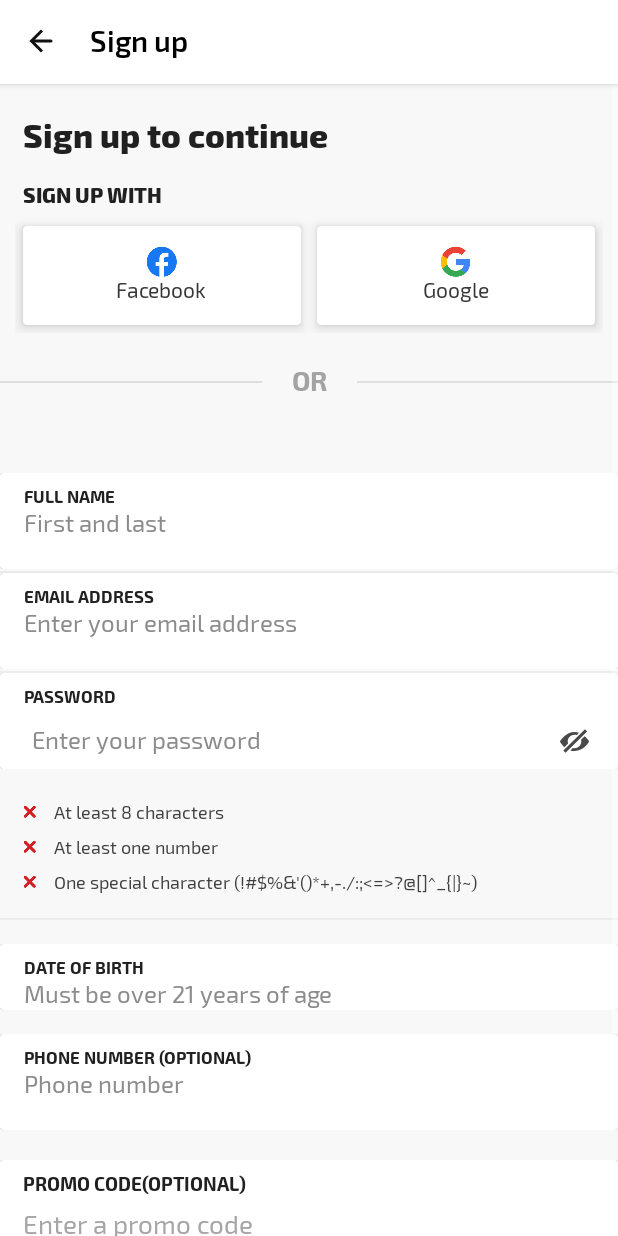
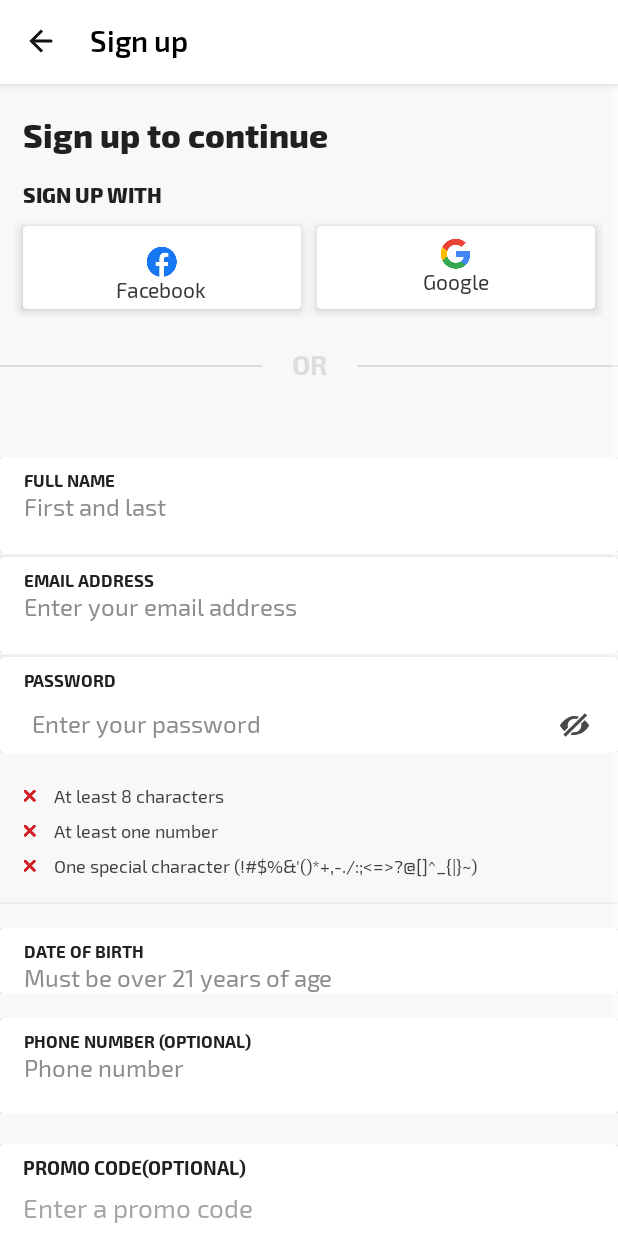
Before and after one commit to thirupathikalyankumar/Sqorr_Sample, an Android app: the PlayWithCash screen opened directly, with no data from a screen before it, on a phone screen of 412 x 824 dp. Run offline under Robolectric (Android 15) with nearby library versions, the phone set to English and light mode, and no system bars; libraries missing offline, so code that uses them is left out: com.androidnetworking, com.androidnetworking.common, com.androidnetworking.error, com.androidnetworking.interfaces, com.facebook and 1 more; Roboto replaces fonts that are not available here; 2 statements that could not run were skipped.

Commit message:
Log in , sign up, Profile UI changes

```diff
--- a/app/build.gradle
+++ b/app/build.gradle
@@ -57,6 +57,9 @@ dependencies {
     implementation 'com.pierfrancescosoffritti.androidyoutubeplayer:core:10.0.3'
     implementation 'com.jaedongchicken:ytplayer:1.4.4'
 
+    implementation 'com.theartofdev.edmodo:android-image-cropper:2.6.0'
+
+    implementation 'com.google.android.gms:play-services-location:17.0.0'
 
 }
 apply plugin: 'com.google.gms.google-services'
--- a/app/src/main/res/layout/activity_login.xml
+++ b/app/src/main/res/layout/activity_login.xml
@@ -86,7 +86,6 @@
                         <View
                             android:id="@+id/email_view"
                             style="@style/Label_ViewLine"
-
                             android:layout_width="match_parent"
                             android:layout_height="1dp" />
                     </LinearLayout>
--- a/app/src/main/res/layout/activity_play_with_cash.xml
+++ b/app/src/main/res/layout/activity_play_with_cash.xml
@@ -59,7 +59,7 @@
 
                 <androidx.cardview.widget.CardView
                     android:layout_width="match_parent"
-                    android:layout_height="wrap_content"
+                    android:layout_height="64dp"
                     android:layout_marginTop="15dp"
                     android:layout_marginBottom="1dp"
                     android:background="@color/white"
@@ -74,16 +74,13 @@
                         <TextView
                             style="@style/Label_TextView"
                             android:text="@string/full_name"
-                            android:textAllCaps="true"
-
-                            />
+                            android:textAllCaps="true" />
 
                         <EditText
                             android:id="@+id/et_full_name"
                             style="@style/Label_EditText"
                             android:layout_width="match_parent"
                             android:layout_height="wrap_content"
-
                             android:background="@android:color/transparent"
                             android:fontFamily="@font/exo_regular"
                             android:hint="@string/full_name_hint"
@@ -120,9 +117,7 @@
                             android:id="@+id/et_email_address"
                             style="@style/Label_EditText"
                             android:layout_width="match_parent"
-
                             android:layout_height="wrap_content"
-
                             android:background="@android:color/transparent"
                             android:hint="@string/email_hint"
                             android:inputType="textEmailAddress" />
@@ -147,7 +142,7 @@
 
                 <androidx.cardview.widget.CardView
                     android:layout_width="match_parent"
-                    android:layout_height="wrap_content"
+                    android:layout_height="64dp"
                     android:layout_marginBottom="5dp"
                     android:background="@color/white"
                     app:cardElevation="0.5dp">
@@ -170,7 +165,6 @@
                             android:layout_width="match_parent"
                             android:layout_height="wrap_content"
                             android:layout_below="@+id/title"
-
                             android:padding="5dp"
                             app:hintEnabled="false"
                             app:passwordToggleDrawable="@drawable/password_toggle"
@@ -182,7 +176,6 @@
                                 style="@style/Label_EditText"
                                 android:layout_width="match_parent"
                                 android:layout_height="33dp"
-
                                 android:background="@android:color/transparent"
                                 android:hint="@string/pwd_hint"
                                 android:inputType="textPassword" />
@@ -245,7 +238,6 @@
                     android:layout_width="match_parent"
                     android:layout_height="wrap_content"
                     android:layout_marginTop="16dp"
-
                     android:background="@color/white"
                     app:cardElevation="0.5dp">
 
@@ -264,7 +256,6 @@
                             android:id="@+id/et_dob"
                             style="@style/Label_EditText"
                             android:layout_width="match_parent"
-
                             android:layout_height="wrap_content"
                             android:background="@android:color/transparent"
                             android:cursorVisible="false"
@@ -279,7 +270,6 @@
                     android:layout_width="match_parent"
                     android:layout_height="wrap_content"
                     android:layout_marginTop="16dp"
-
                     android:background="@color/white"
                     app:cardElevation="0.5dp">
 
@@ -419,8 +409,8 @@
                     android:id="@+id/already_have_account"
                     android:layout_width="match_parent"
                     android:layout_height="wrap_content"
+                    android:layout_gravity="center"
                     android:layout_marginTop="12dp"
-                    android:layout_gravity="center"
                     android:fontFamily="@font/exo_regular"
                     android:gravity="center"
                     android:padding="10dp"
--- a/app/src/main/res/layout/activity_play_with_tokens.xml
+++ b/app/src/main/res/layout/activity_play_with_tokens.xml
@@ -71,7 +71,6 @@
                         android:orientation="vertical">
 
                         <TextView
-
                             style="@style/Label_TextView"
                             android:text="@string/email_address"
                             android:textAllCaps="true" />
@@ -105,8 +104,7 @@
 
                 <androidx.cardview.widget.CardView
                     android:layout_width="match_parent"
-                    android:layout_height="wrap_content"
-
+                    android:layout_height="64dp"
                     android:background="@color/white"
                     app:cardElevation="0.5dp">
 
@@ -266,7 +264,6 @@
                         android:orientation="vertical">
 
                         <TextView
-
                             style="@style/Label_TextView"
                             android:text="@string/promo_header"
                             android:textAllCaps="true" />
--- a/app/src/main/res/layout/fb_google_layout.xml
+++ b/app/src/main/res/layout/fb_google_layout.xml
@@ -5,7 +5,7 @@
     xmlns:app="http://schemas.android.com/apk/res-auto">
     <LinearLayout
         android:layout_width="match_parent"
-        android:layout_height="wrap_content"
+        android:layout_height="66dp"
         android:layout_gravity="center"
         android:gravity="center"
         android:orientation="horizontal"
@@ -27,7 +27,6 @@
                 android:layout_width="match_parent"
                 android:layout_height="66dp"
                 android:background="@android:color/white"
-
                 android:gravity="center"
                 android:orientation="vertical">
 
--- a/app/src/main/res/layout/seperator_view.xml
+++ b/app/src/main/res/layout/seperator_view.xml
@@ -1,7 +1,6 @@
 <?xml version="1.0" encoding="utf-8"?>
 <LinearLayout android:layout_width="wrap_content"
     android:layout_height="wrap_content"
-    xmlns:app="http://schemas.android.com/apk/res-auto"
     android:orientation="horizontal"
     android:layout_marginTop="10dp"
     android:layout_gravity="center"
@@ -16,7 +15,7 @@
         android:layout_marginTop="0.5dp"
         android:layout_weight="1"
         android:layout_marginEnd="10dp"
-        android:background="#dddddd" />
+        android:background="#DDDDDD" />
 
     <TextView
         android:layout_width="wrap_content"
@@ -26,7 +25,7 @@
         android:layout_gravity="center"
         android:textSize="@dimen/txt_size_18"
         android:textAllCaps="true"
-        android:textColor="#a3a3a3"
+        android:textColor="#DDDDDD"
         android:fontFamily="@font/exo_bold" />
 
     <View
@@ -35,6 +34,6 @@
         android:layout_weight="1"
         android:layout_marginStart="10dp"
         android:layout_marginTop="0.5dp"
-        android:background="#dfdfdf" />
+        android:background="#DDDDDD" />
 
 </LinearLayout>
```
Also changed, not shown: app/src/main/res/layout/activity_on_boarding.xml (+5 -7 lines), app/src/main/res/layout/activity_password_recovery.xml (+5 -5 lines), app/src/main/res/layout/activity_signup.xml (+6 -6 lines).
